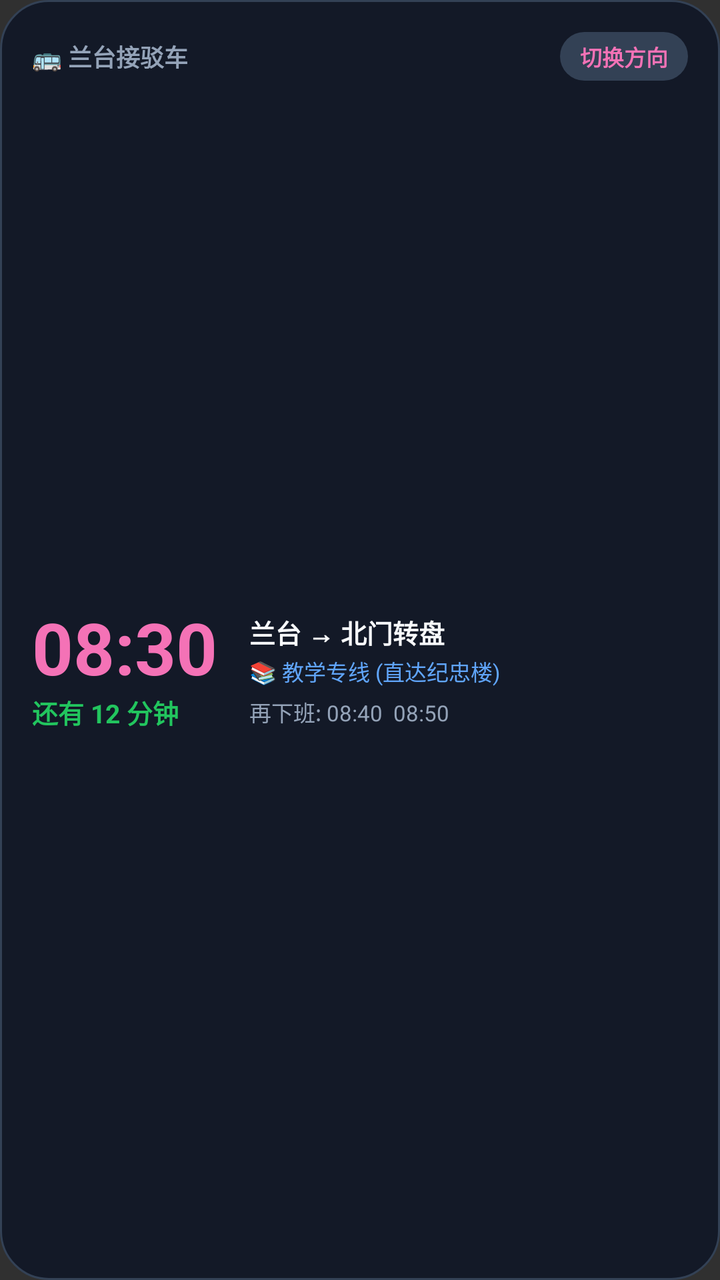
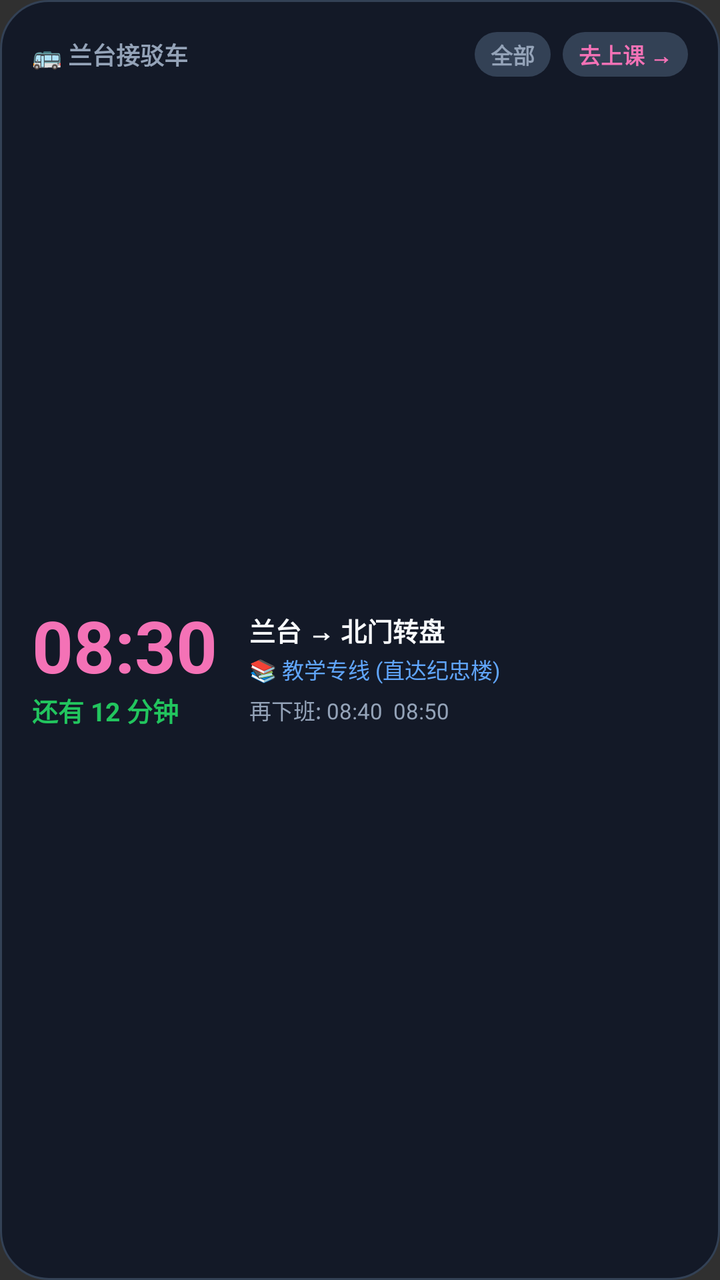

Before-and-after screenshots of an Android layout around one commit, followed by the original layout XML and the change that was made.
<!-- AndroidManifest.xml: application theme Theme.AppCompat.NoActionBar -->
<!-- res/layout/widget_shuttle.xml -->
<?xml version="1.0" encoding="utf-8"?>
<LinearLayout xmlns:android="http://schemas.android.com/apk/res/android"
    android:id="@+id/widget_root"
    android:layout_width="match_parent"
    android:layout_height="match_parent"
    android:background="@drawable/widget_bg"
    android:orientation="vertical"
    android:padding="16dp">

    
    <LinearLayout
        android:layout_width="match_parent"
        android:layout_height="wrap_content"
        android:gravity="center_vertical"
        android:orientation="horizontal">

        <TextView
            android:layout_width="0dp"
            android:layout_height="wrap_content"
            android:layout_weight="1"
            android:text="🚌 兰台接驳车"
            android:textColor="@color/text_secondary"
            android:textSize="12sp"
            android:textStyle="bold" />

        
        <TextView
            android:id="@+id/btn_toggle_dir"
            android:layout_width="wrap_content"
            android:layout_height="wrap_content"
            android:background="@drawable/pill_btn_bg"
            android:paddingStart="10dp"
            android:paddingTop="4dp"
            android:paddingEnd="10dp"
            android:paddingBottom="4dp"
            android:text="切换方向"
            android:textColor="@color/accent_pink"
            android:textSize="11sp"
            android:textStyle="bold" />

    </LinearLayout>

    
    <LinearLayout
        android:layout_width="match_parent"
        android:layout_height="0dp"
        android:layout_weight="1"
        android:gravity="center_vertical"
        android:orientation="horizontal"
        android:layout_marginTop="6dp">

        
        <LinearLayout
            android:layout_width="wrap_content"
            android:layout_height="wrap_content"
            android:orientation="vertical">

            <TextView
                android:id="@+id/tv_next_time"
                android:layout_width="wrap_content"
                android:layout_height="wrap_content"
                android:text="08:30"
                android:textColor="@color/accent_pink"
                android:textSize="36sp"
                android:textStyle="bold"
                android:includeFontPadding="false" />

            <TextView
                android:id="@+id/tv_countdown"
                android:layout_width="wrap_content"
                android:layout_height="wrap_content"
                android:text="还有 12 分钟"
                android:textColor="@color/badge_ok"
                android:textSize="13sp"
                android:textStyle="bold" />

        </LinearLayout>

        
        <LinearLayout
            android:layout_width="0dp"
            android:layout_height="wrap_content"
            android:layout_marginStart="16dp"
            android:layout_weight="1"
            android:orientation="vertical">

            <TextView
                android:id="@+id/tv_route_title"
                android:layout_width="wrap_content"
                android:layout_height="wrap_content"
                android:text="兰台 → 北门转盘"
                android:textColor="@color/text_primary"
                android:textSize="13sp"
                android:textStyle="bold" />

            <TextView
                android:id="@+id/tv_tag_teaching"
                android:layout_width="wrap_content"
                android:layout_height="wrap_content"
                android:layout_marginTop="2dp"
                android:text="📚 教学专线 (直达纪忠楼)"
                android:textColor="@color/accent_blue"
                android:textSize="11sp" />

            <TextView
                android:id="@+id/tv_upcoming"
                android:layout_width="wrap_content"
                android:layout_height="wrap_content"
                android:layout_marginTop="4dp"
                android:text="再下班: 08:40  08:50"
                android:textColor="@color/text_secondary"
                android:textSize="11sp" />

        </LinearLayout>

    </LinearLayout>

</LinearLayout>
<!-- resources referenced by this layout -->
<resources>
  <color name="accent_blue">#60a5fa</color>
  <color name="accent_pink">#f472b6</color>
  <color name="badge_ok">#22c55e</color>
  <color name="text_primary">#f8fafc</color>
  <color name="text_secondary">#94a3b8</color>
  <!-- drawable pill_btn_bg (drawable) -->
  <?xml version="1.0" encoding="utf-8"?>
  <shape xmlns:android="http://schemas.android.com/apk/res/android"
      android:shape="rectangle">
      <solid android:color="#334155" />
      <corners android:radius="14dp" />
  </shape>
  <!-- drawable widget_bg (drawable) -->
  <?xml version="1.0" encoding="utf-8"?>
  <shape xmlns:android="http://schemas.android.com/apk/res/android"
      android:shape="rectangle">
      <solid android:color="#F0111827" />
      <corners android:radius="24dp" />
      <stroke
          android:width="1dp"
          android:color="#334155" />
  </shape>
</resources>

<!-- the commit's change to res/layout/widget_shuttle.xml (unified diff, before → after) -->
@@ -25,15 +25,31 @@
 
         
         <TextView
+            android:id="@+id/btn_toggle_jizhong"
+            android:layout_width="wrap_content"
+            android:layout_height="wrap_content"
+            android:background="@drawable/pill_btn_bg"
+            android:paddingStart="8dp"
+            android:paddingTop="3dp"
+            android:paddingEnd="8dp"
+            android:paddingBottom="3dp"
+            android:text="全部"
+            android:textColor="@color/text_secondary"
+            android:textSize="11sp"
+            android:textStyle="bold" />
+
+        
+        <TextView
             android:id="@+id/btn_toggle_dir"
             android:layout_width="wrap_content"
             android:layout_height="wrap_content"
+            android:layout_marginStart="6dp"
             android:background="@drawable/pill_btn_bg"
-            android:paddingStart="10dp"
-            android:paddingTop="4dp"
-            android:paddingEnd="10dp"
-            android:paddingBottom="4dp"
-            android:text="切换方向"
+            android:paddingStart="8dp"
+            android:paddingTop="3dp"
+            android:paddingEnd="8dp"
+            android:paddingBottom="3dp"
+            android:text="去上课 →"
             android:textColor="@color/accent_pink"
             android:textSize="11sp"
             android:textStyle="bold" />
